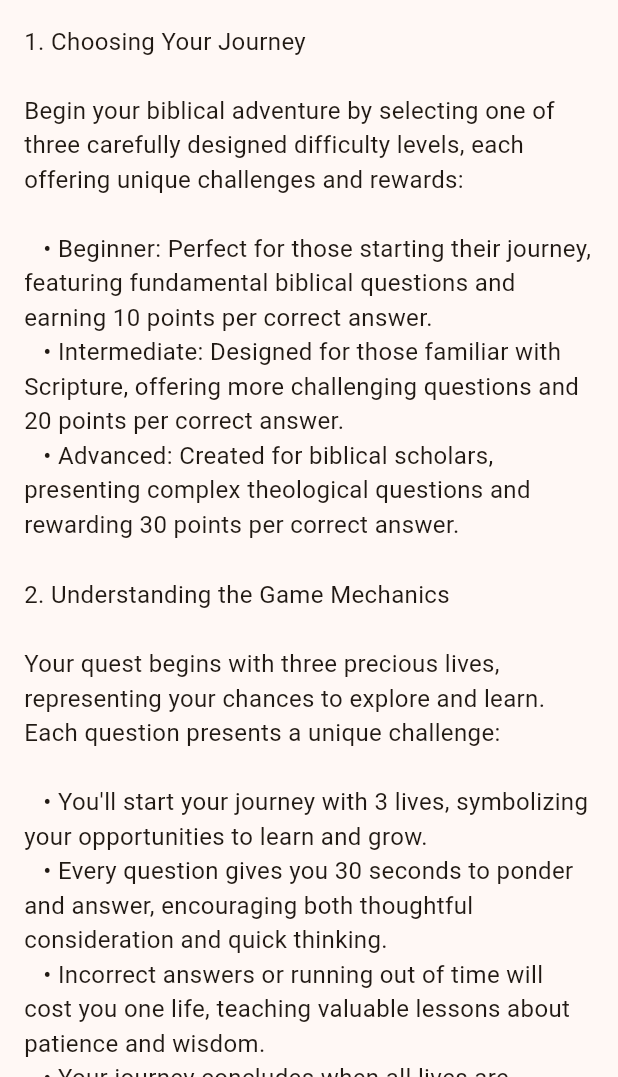
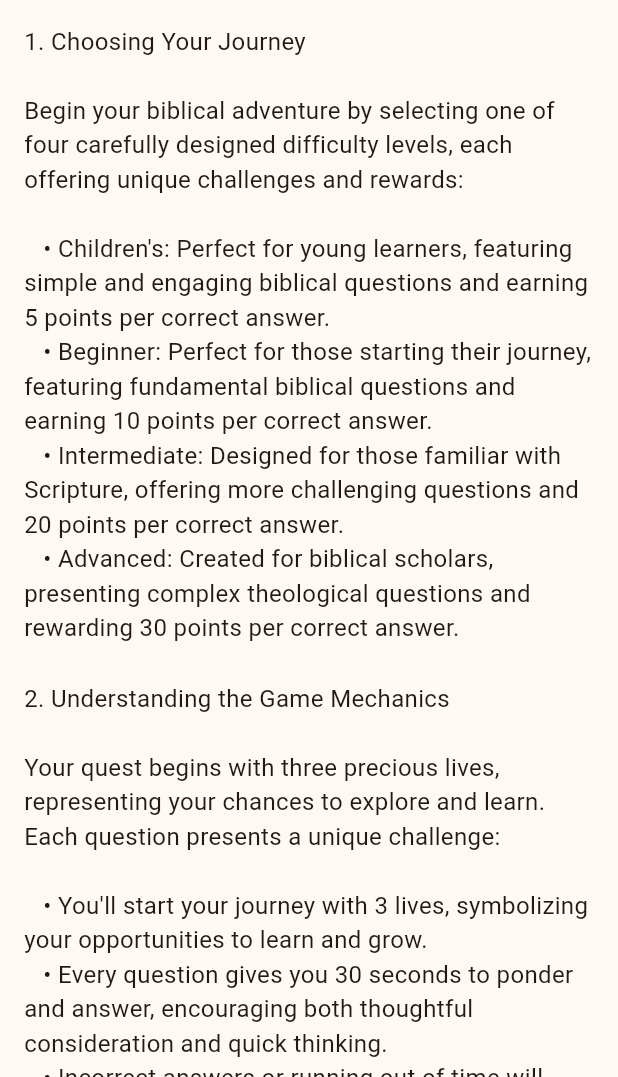
Before and after one commit to adriaanbotha/BibleFunQuiz, a Flutter app: the InstructionsScreen screen opened directly, on a phone screen of 412 x 824 dp, the part 159-1236 px from its top. Run offline on Flutter 3.47's test engine with Material 3 defaults, Android fonts, the phone set to English and light mode, and no system bars; our stand-ins replace audioplayers, connectivity_plus, google_fonts, share_plus, shared_preferences; accounts and stored records are empty; network calls fail.

Commit message:
Added childrens section

```diff
--- a/lib/screens/instructions_screen.dart
+++ b/lib/screens/instructions_screen.dart
@@ -30,7 +30,8 @@ class InstructionsScreen extends StatelessWidget {
             SizedBox(height: 16),
             Text(
               '1. Choosing Your Journey\n\n'
-              'Begin your biblical adventure by selecting one of three carefully designed difficulty levels, each offering unique challenges and rewards:\n\n'
+              'Begin your biblical adventure by selecting one of four carefully designed difficulty levels, each offering unique challenges and rewards:\n\n'
+              '   • Children\'s: Perfect for young learners, featuring simple and engaging biblical questions and earning 5 points per correct answer.\n'
               '   • Beginner: Perfect for those starting their journey, featuring fundamental biblical questions and earning 10 points per correct answer.\n'
               '   • Intermediate: Designed for those familiar with Scripture, offering more challenging questions and 20 points per correct answer.\n'
               '   • Advanced: Created for biblical scholars, presenting complex theological questions and rewarding 30 points per correct answer.',
--- a/lib/screens/profile_screen.dart
+++ b/lib/screens/profile_screen.dart
@@ -181,6 +181,7 @@ class _ProfileScreenState extends State<ProfileScreen> {
                               'Scores by Difficulty:',
                               style: TextStyle(fontWeight: FontWeight.bold),
                             ),
+                            Text('Children\'s: ${_statistics['scoresByDifficulty']?['children'] ?? 0}'),
                             Text('Beginner: ${_statistics['scoresByDifficulty']?['beginner'] ?? 0}'),
                             Text('Intermediate: ${_statistics['scoresByDifficulty']?['intermediate'] ?? 0}'),
                             Text('Advanced: ${_statistics['scoresByDifficulty']?['advanced'] ?? 0}'),
--- a/lib/screens/quiz_screen.dart
+++ b/lib/screens/quiz_screen.dart
@@ -9,7 +9,7 @@ import '../screens/leaderboard_screen.dart';
 class QuizScreen extends StatefulWidget {
   final AuthService authService;
   final SettingsService settingsService;
-  final String difficulty; // 'beginner', 'intermediate', or 'advanced'
+  final String difficulty; // 'children', 'beginner', 'intermediate', or 'advanced'
 
   const QuizScreen({
     Key? key,
@@ -168,6 +168,8 @@ class _QuizScreenState extends State<QuizScreen> {
 
   int _calculateBasePoints() {
     switch(widget.difficulty) {
+      case 'children':
+        return 5;
       case 'beginner':
         return 10;
       case 'intermediate':
@@ -339,7 +341,9 @@ class _QuizScreenState extends State<QuizScreen> {
   Widget build(BuildContext context) {
     return Scaffold(
       appBar: AppBar(
-        title: Text('${widget.difficulty[0].toUpperCase()}${widget.difficulty.substring(1)} Quiz'),
+        title: Text(widget.difficulty == 'children'
+          ? 'Children\'s Quiz'
+          : '${widget.difficulty[0].toUpperCase()}${widget.difficulty.substring(1)} Quiz'),
         backgroundColor: const Color(0xFFFF9800),
         leading: IconButton(
           icon: const Icon(Icons.arrow_back),
--- a/lib/services/auth_service.dart
+++ b/lib/services/auth_service.dart
@@ -365,23 +365,26 @@ class AuthService {
       final Map<String, dynamic> jsonData = json.decode(jsonString);
 
       // Get questions for each difficulty level
+      final childrenQuestions = jsonData['children'] as List<dynamic>;
       final beginnerQuestions = jsonData['beginner'] as List<dynamic>;
       final intermediateQuestions = jsonData['intermediate'] as List<dynamic>;
       final advancedQuestions = jsonData['advanced'] as List<dynamic>;
 
       debugPrint('Loading questions to Upstash...');
+      debugPrint('Children\'s: ${childrenQuestions.length}');
       debugPrint('Beginner: ${beginnerQuestions.length}');
       debugPrint('Intermediate: ${intermediateQuestions.length}');
       debugPrint('Advanced: ${advancedQuestions.length}');
 
       // Store questions by difficulty
+      await _storeQuestionsByDifficulty('children', childrenQuestions);
       await _storeQuestionsByDifficulty('beginner', beginnerQuestions);
       await _storeQuestionsByDifficulty('intermediate', intermediateQuestions);
       await _storeQuestionsByDifficulty('advanced', advancedQuestions);
 
       // Store the total counts
       final countResponse = await http.post(
-        Uri.parse('$baseUrl/mset/questions:beginner:count/${beginnerQuestions.length}/questions:intermediate:count/${intermediateQuestions.length}/questions:advanced:count/${advancedQuestions.length}'),
+        Uri.parse('$baseUrl/mset/questions:children:count/${childrenQuestions.length}/questions:beginner:count/${beginnerQuestions.length}/questions:intermediate:count/${intermediateQuestions.length}/questions:advanced:count/${advancedQuestions.length}'),
         headers: {
           'Authorization': 'Bearer $apiKey',
         },
@@ -465,7 +468,7 @@ class AuthService {
 
   Future<bool> clearQuestions() async {
     try {
-      final difficulties = ['beginner', 'intermediate', 'advanced'];
+      final difficulties = ['children', 'beginner', 'intermediate', 'advanced'];
 
       for (final difficulty in difficulties) {
         // Get count for this difficulty
@@ -626,23 +629,21 @@ class AuthService {
 
   Future<List<Map<String, dynamic>>> getQuestionsByDifficulty(String difficulty) async {
     try {
-      // First try to get questions from cache
+      // Try to get cached questions first
       final cachedQuestions = await _getCachedQuestions(difficulty);
       if (cachedQuestions.isNotEmpty) {
         return cachedQuestions;
       }
 
-      // If cache is empty or expired, fetch from server
+      // If no cached questions, fetch from server
       final questions = await _fetchQuestionsFromServer(difficulty);
       if (questions.isNotEmpty) {
-        // Cache the questions
         await _cacheQuestions(difficulty, questions);
       }
       return questions;
     } catch (e) {
-      debugPrint('Error getting questions: $e');
-      // Try to get from cache as fallback
-      return await _getCachedQuestions(difficulty);
+      debugPrint('Error getting questions by difficulty: $e');
+      return [];
     }
   }
 
@@ -722,7 +723,7 @@ class AuthService {
   // Add method to force refresh cache
   Future<bool> refreshQuestionCache() async {
     try {
-      final difficulties = ['beginner', 'intermediate', 'advanced'];
+      final difficulties = ['children', 'beginner', 'intermediate', 'advanced'];
       for (final difficulty in difficulties) {
         final questions = await _fetchQuestionsFromServer(difficulty);
         if (questions.isNotEmpty) {
@@ -738,7 +739,7 @@ class AuthService {
 
   // Add method to clear cache
   Future<void> clearQuestionCache() async {
-    final difficulties = ['beginner', 'intermediate', 'advanced'];
+    final difficulties = ['children', 'beginner', 'intermediate', 'advanced'];
     for (final difficulty in difficulties) {
       await _prefs.remove('${_cachedQuestionsKey}_$difficulty');
       await _prefs.remove('${_questionsLastUpdatedKey}_$difficulty');
```
Also changed, not shown: lib/screens/home_screen.dart (+63 -0 lines), assets/questions.json, 1 other file.
